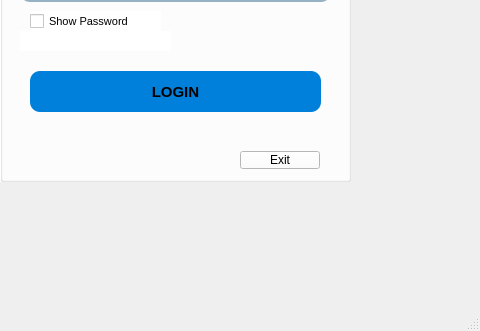
This is CarRent/loginadmin.ui in Mani-SSH/Car_Rental as Qt 5 draws it before an edit; both pictures show x 120 to 600 and y 369 to 700 of the 600 by 700 pixel window. The edited form follows.
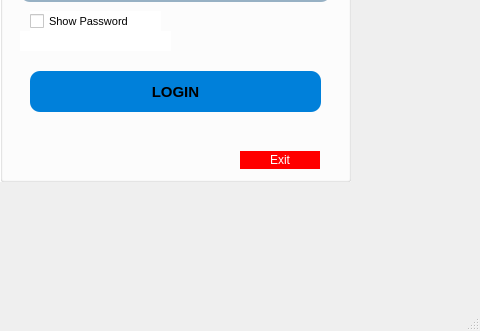
This is the edited form.

```diff
--- a/CarRent/loginadmin.ui
+++ b/CarRent/loginadmin.ui
@@ -828,6 +828,12 @@
        <height>18</height>
       </rect>
      </property>
+     <property name="styleSheet">
+      <string notr="true">background-color: rgb(255, 0, 0);
+color: rgb(255, 255, 255);
+font: 700 10pt &quot;Gotham&quot;;
+border-radius:10;</string>
+     </property>
      <property name="text">
       <string>Exit</string>
      </property>
```
Left out of the diff: 2 changed lines with no effect on the pictures.
